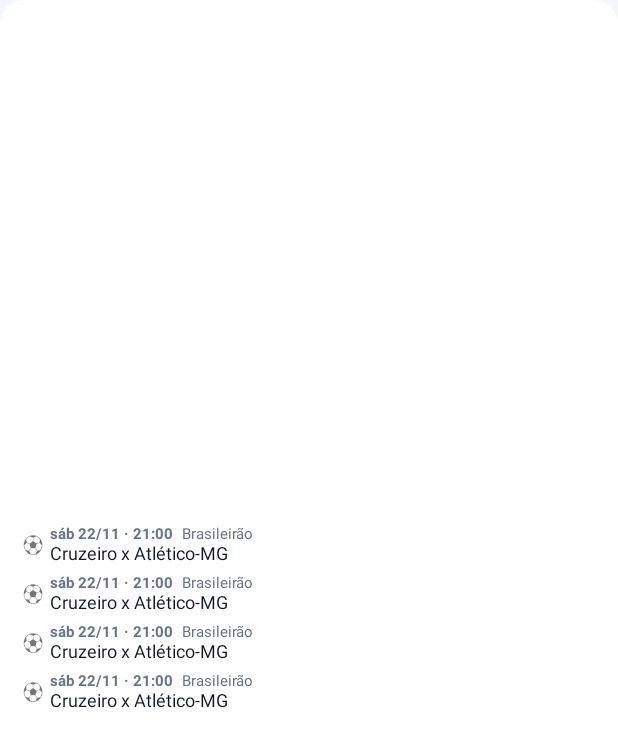
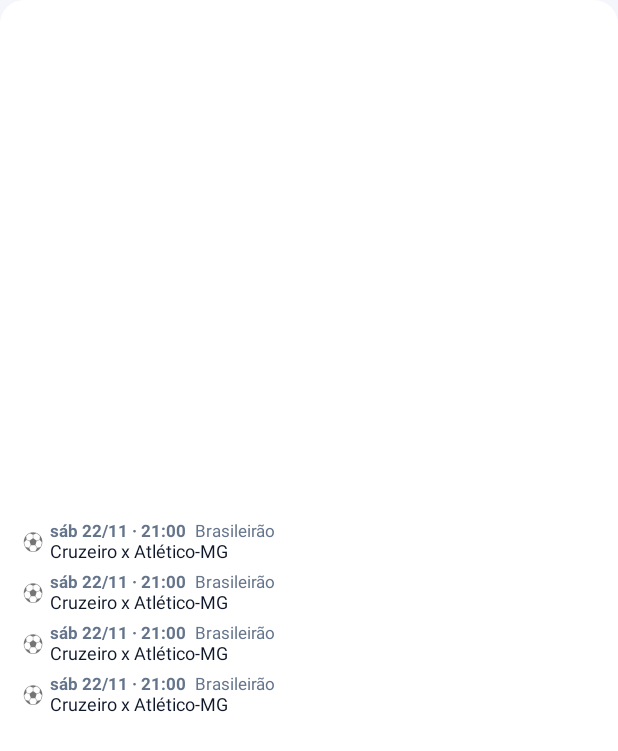
Before and after one commit to gfvdata-web/SportToWatch, an Android app built with Jetpack Compose: the layout widget_eventos.xml on its own in the app's theme, with its tools: preview values and no code run, on a phone screen of 412 x 824 dp. Shown: the top 751 px of the screen. Run offline under Robolectric (Android 15) with nearby library versions, the phone set to English and light mode, and no system bars.

Commit message:
Widget: textos de 11sp (lint SmallSp)
Co-Authored-By: Claude Opus 5.5 <noreply@anthropic.com>

```diff
--- a/android/app/src/main/res/layout/widget_eventos.xml
+++ b/android/app/src/main/res/layout/widget_eventos.xml
@@ -56,7 +56,7 @@
                         android:includeFontPadding="false"
                         android:maxLines="1"
                         android:textColor="@color/widget_texto_suave"
-                        android:textSize="10sp"
+                        android:textSize="11sp"
                         android:textStyle="bold"
                         tools:text="sáb 22/11 · 21:00" />
 
@@ -70,7 +70,7 @@
                         android:maxLines="1"
                         android:paddingStart="6dp"
                         android:textColor="@color/widget_texto_suave"
-                        android:textSize="10sp"
+                        android:textSize="11sp"
                         tools:ignore="RtlSymmetry"
                         tools:text="Brasileirão" />
 
@@ -83,7 +83,7 @@
                         android:paddingStart="6dp"
                         android:text="@string/ao_vivo"
                         android:textColor="@color/widget_ao_vivo"
-                        android:textSize="10sp"
+                        android:textSize="11sp"
                         android:textStyle="bold"
                         android:visibility="gone"
                         tools:ignore="RtlSymmetry" />
@@ -144,7 +144,7 @@
                         android:includeFontPadding="false"
                         android:maxLines="1"
                         android:textColor="@color/widget_texto_suave"
-                        android:textSize="10sp"
+                        android:textSize="11sp"
                         android:textStyle="bold"
                         tools:text="sáb 22/11 · 21:00" />
 
@@ -158,7 +158,7 @@
                         android:maxLines="1"
                         android:paddingStart="6dp"
                         android:textColor="@color/widget_texto_suave"
-                        android:textSize="10sp"
+                        android:textSize="11sp"
                         tools:ignore="RtlSymmetry"
                         tools:text="Brasileirão" />
 
@@ -171,7 +171,7 @@
                         android:paddingStart="6dp"
                         android:text="@string/ao_vivo"
                         android:textColor="@color/widget_ao_vivo"
-                        android:textSize="10sp"
+                        android:textSize="11sp"
                         android:textStyle="bold"
                         android:visibility="gone"
                         tools:ignore="RtlSymmetry" />
@@ -232,7 +232,7 @@
                         android:includeFontPadding="false"
                         android:maxLines="1"
                         android:textColor="@color/widget_texto_suave"
-                        android:textSize="10sp"
+                        android:textSize="11sp"
                         android:textStyle="bold"
                         tools:text="sáb 22/11 · 21:00" />
 
@@ -246,7 +246,7 @@
                         android:maxLines="1"
                         android:paddingStart="6dp"
                         android:textColor="@color/widget_texto_suave"
-                        android:textSize="10sp"
+                        android:textSize="11sp"
                         tools:ignore="RtlSymmetry"
                         tools:text="Brasileirão" />
 
@@ -259,7 +259,7 @@
                         android:paddingStart="6dp"
                         android:text="@string/ao_vivo"
                         android:textColor="@color/widget_ao_vivo"
-                        android:textSize="10sp"
+                        android:textSize="11sp"
                         android:textStyle="bold"
                         android:visibility="gone"
                         tools:ignore="RtlSymmetry" />
@@ -320,7 +320,7 @@
                         android:includeFontPadding="false"
                         android:maxLines="1"
                         android:textColor="@color/widget_texto_suave"
-                        android:textSize="10sp"
+                        android:textSize="11sp"
                         android:textStyle="bold"
                         tools:text="sáb 22/11 · 21:00" />
 
@@ -334,7 +334,7 @@
                         android:maxLines="1"
                         android:paddingStart="6dp"
                         android:textColor="@color/widget_texto_suave"
-                        android:textSize="10sp"
+                        android:textSize="11sp"
                         tools:ignore="RtlSymmetry"
                         tools:text="Brasileirão" />
 
@@ -347,7 +347,7 @@
                         android:paddingStart="6dp"
                         android:text="@string/ao_vivo"
                         android:textColor="@color/widget_ao_vivo"
-                        android:textSize="10sp"
+                        android:textSize="11sp"
                         android:textStyle="bold"
                         android:visibility="gone"
                         tools:ignore="RtlSymmetry" />
```
